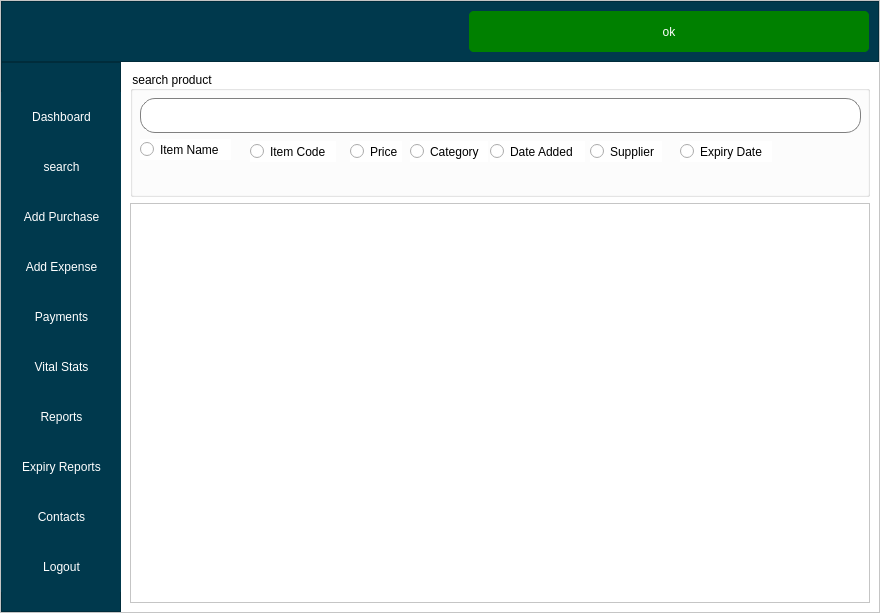
Qt form inventory.ui (codydon/shopify) before a commit.
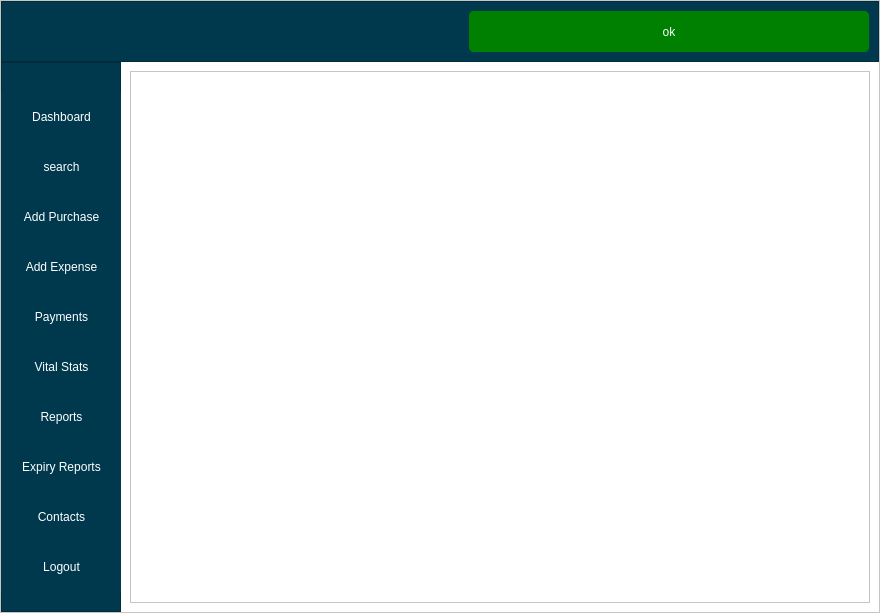
The same form after that commit. The open tabs and pages were chosen to show the change.

The edit to the form file:
```diff
--- a/inventory.ui
+++ b/inventory.ui
@@ -781,170 +781,25 @@
          <widget class="QWidget" name="page_2">
           <layout class="QGridLayout" name="gridLayout_3">
            <item row="0" column="0">
-            <widget class="QGroupBox" name="groupBox_4">
-             <property name="minimumSize">
-              <size>
-               <width>581</width>
-               <height>126</height>
-              </size>
+            <widget class="QScrollArea" name="scrollArea">
+             <property name="widgetResizable">
+              <bool>true</bool>
              </property>
-             <property name="maximumSize">
-              <size>
-               <width>16777215</width>
-               <height>126</height>
-              </size>
-             </property>
-             <property name="styleSheet">
-              <string notr="true">
-font: 63 10pt &quot;Yu Gothic UI Semibold&quot;;
-QRadioButton::indicator {
-     width: 13px;
-     height: 13px;
-	font: 63 12pt &quot;Yu Gothic UI Semibold&quot;;
- }
-</string>
-             </property>
-             <property name="title">
-              <string>search product</string>
-             </property>
-             <widget class="QRadioButton" name="radioItemName_2">
+             <widget class="QWidget" name="scrollAreaWidgetContents">
               <property name="geometry">
                <rect>
-                <x>10</x>
-                <y>68</y>
-                <width>91</width>
-                <height>21</height>
+                <x>0</x>
+                <y>0</y>
+                <width>738</width>
+                <height>530</height>
                </rect>
               </property>
-              <property name="text">
-               <string>Item Name</string>
-              </property>
+              <layout class="QVBoxLayout" name="verticalLayout">
+               <item>
+                <layout class="QVBoxLayout" name="expiry_layout"/>
+               </item>
+              </layout>
              </widget>
-             <widget class="QRadioButton" name="radioItemCode_2">
-              <property name="geometry">
-               <rect>
-                <x>120</x>
-                <y>70</y>
-                <width>86</width>
-                <height>21</height>
-               </rect>
-              </property>
-              <property name="text">
-               <string>Item Code</string>
-              </property>
-             </widget>
-             <widget class="QRadioButton" name="radioCategory_2">
-              <property name="geometry">
-               <rect>
-                <x>280</x>
-                <y>70</y>
-                <width>78</width>
-                <height>21</height>
-               </rect>
-              </property>
-              <property name="minimumSize">
-               <size>
-                <width>0</width>
-                <height>0</height>
-               </size>
-              </property>
-              <property name="text">
-               <string>Category</string>
-              </property>
-             </widget>
-             <widget class="QRadioButton" name="radioPrice_2">
-              <property name="geometry">
-               <rect>
-                <x>220</x>
-                <y>70</y>
-                <width>52</width>
-                <height>21</height>
-               </rect>
-              </property>
-              <property name="text">
-               <string>Price</string>
-              </property>
-             </widget>
-             <widget class="QRadioButton" name="radioSupplier_2">
-              <property name="geometry">
-               <rect>
-                <x>460</x>
-                <y>70</y>
-                <width>72</width>
-                <height>21</height>
-               </rect>
-              </property>
-              <property name="text">
-               <string>Supplier</string>
-              </property>
-             </widget>
-             <widget class="QRadioButton" name="radioExpiryDate_2">
-              <property name="geometry">
-               <rect>
-                <x>550</x>
-                <y>70</y>
-                <width>92</width>
-                <height>21</height>
-               </rect>
-              </property>
-              <property name="text">
-               <string>Expiry Date</string>
-              </property>
-             </widget>
-             <widget class="QRadioButton" name="radioDateAdded_2">
-              <property name="geometry">
-               <rect>
-                <x>360</x>
-                <y>70</y>
-                <width>95</width>
-                <height>21</height>
-               </rect>
-              </property>
-              <property name="text">
-               <string>Date Added</string>
-              </property>
-             </widget>
-             <widget class="QLineEdit" name="lineSearchProduct_2">
-              <property name="geometry">
-               <rect>
-                <x>10</x>
-                <y>27</y>
-                <width>721</width>
-                <height>35</height>
-               </rect>
-              </property>
-              <property name="minimumSize">
-               <size>
-                <width>0</width>
-                <height>35</height>
-               </size>
-              </property>
-              <property name="styleSheet">
-               <string notr="true">QLineEdit {
-     border: 1px solid gray;
-     border-radius: 15px;
-     padding: 0 8px;
-     background: white;
-     selection-background-color: darkgray;
- }</string>
-              </property>
-             </widget>
-            </widget>
-           </item>
-           <item row="1" column="0">
-            <widget class="QTableWidget" name="stockTable_2">
-             <property name="minimumSize">
-              <size>
-               <width>691</width>
-               <height>241</height>
-              </size>
-             </property>
-             <property name="maximumSize">
-              <size>
-               <width>16777215</width>
-               <height>16777215</height>
-              </size>
-             </property>
             </widget>
            </item>
           </layout>
```
